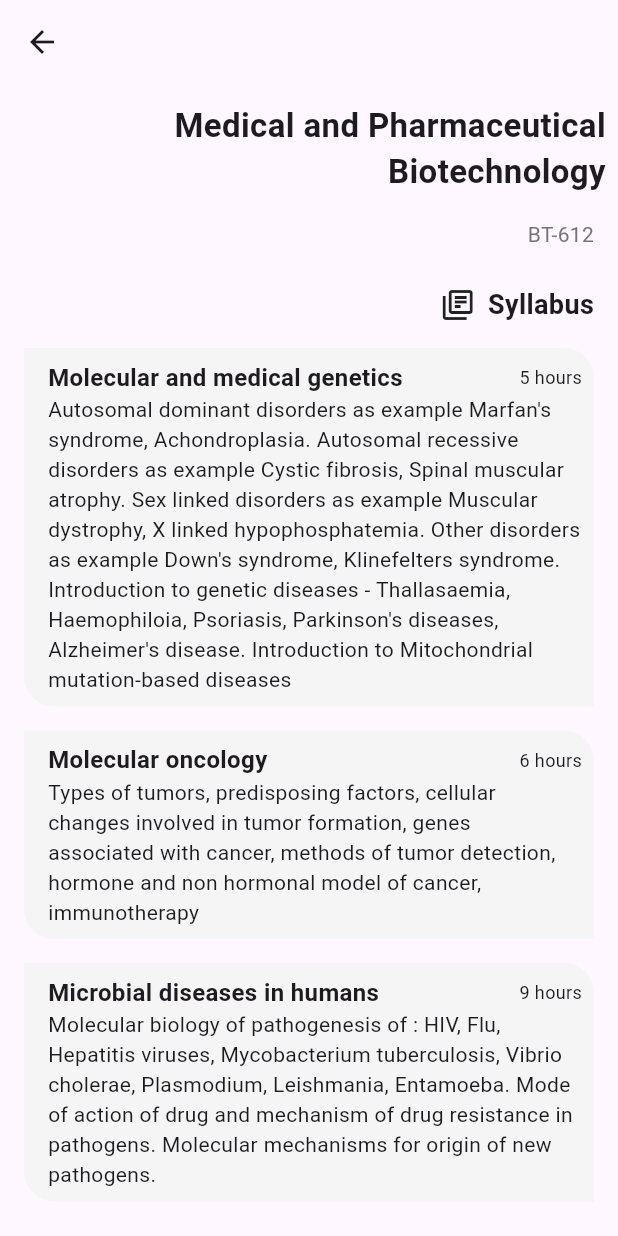
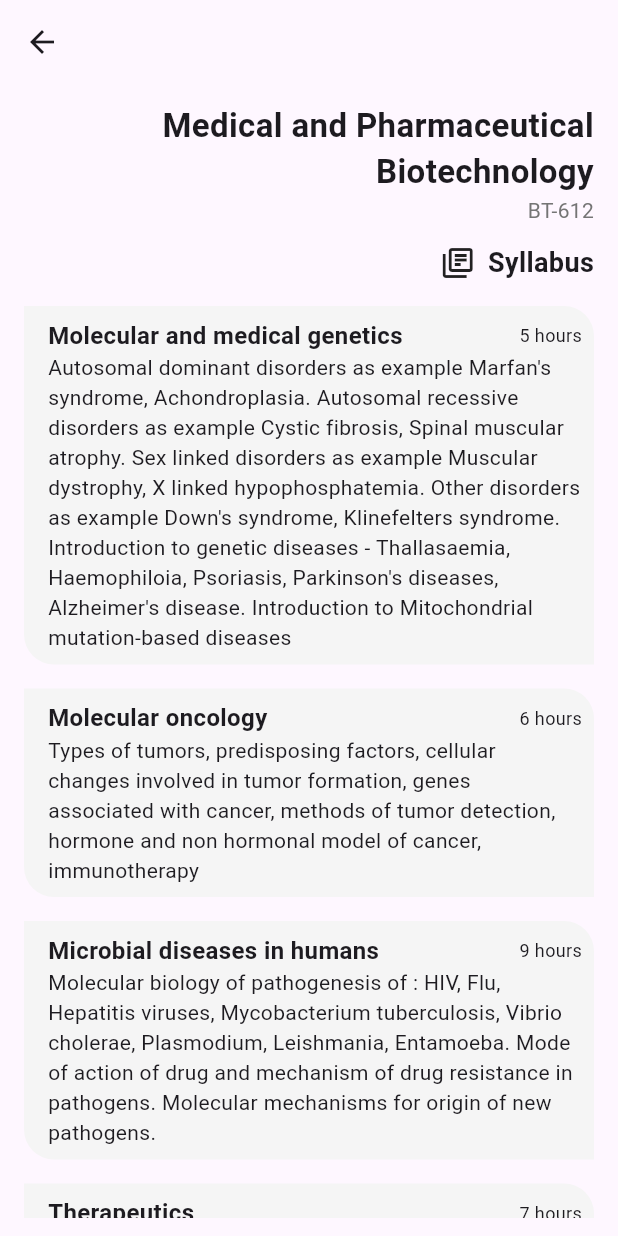
Before and after one commit to rizanB/past_qns, a Flutter app: the screen it shows after launch, after a tap on "Syllabus", on a phone screen of 412 x 824 dp. Run offline on Flutter 3.47's test engine with Material 3 defaults, Android fonts, the phone set to English and light mode, and no system bars.

Commit message:
reduced padding for course code

```diff
--- a/lib/widgets/course_heading_section.dart
+++ b/lib/widgets/course_heading_section.dart
@@ -14,17 +14,20 @@ class CourseHeadingSection extends StatelessWidget {
   Widget build(BuildContext context) {
     return Column(
       children: [
-        Text(
-          courseName,
-          style: const TextStyle(fontSize: 22.0, fontWeight: FontWeight.bold),
-          textAlign: TextAlign.right,
+        Padding(
+          padding: const EdgeInsets.symmetric(horizontal: 8.0),
+          child: Text(
+            courseName,
+            style: const TextStyle(fontSize: 22.0, fontWeight: FontWeight.bold),
+            textAlign: TextAlign.right,
+          ),
         ),
-        const SizedBox(width: 8.0, height: 8.0),
+        // const SizedBox(width: 8.0, height: 4.0),
         Row(
           mainAxisAlignment: MainAxisAlignment.end,
           children: [
             Padding(
-              padding: const EdgeInsets.all(8.0),
+              padding: const EdgeInsets.symmetric(horizontal: 8.0),
               child: Text(
                 courseCode.toUpperCase(),
                 style: TextStyle(fontSize: 14.0, color: Colors.grey[600]),
@@ -33,7 +36,7 @@ class CourseHeadingSection extends StatelessWidget {
             ),
           ],
         ),
-        const SizedBox(width: 8.0, height: 8.0),
+        const SizedBox(width: 8.0, height: 4.0),
       ],
     );
   }
```
